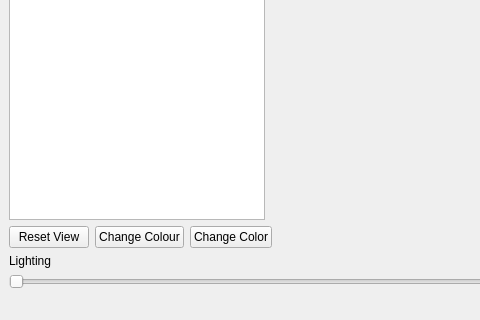
Old version of the form mainwindow.ui in the repository EdTaylor4238/G26Project; both pictures show x 0 to 480 and y 85 to 405 of the 625 by 405 pixel window.
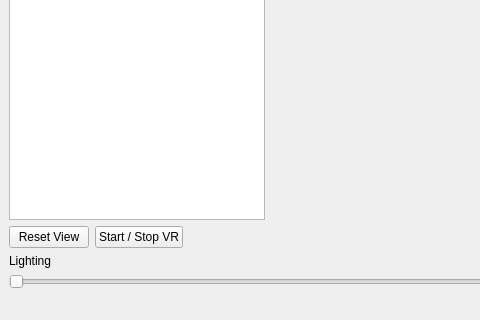
New version of the form. Icons and pictures are not drawn. Custom widgets are drawn as their Qt base class.

```diff
--- a/mainwindow.ui
+++ b/mainwindow.ui
@@ -57,14 +57,7 @@
         <item>
          <widget class="QPushButton" name="pushButton2">
           <property name="text">
-           <string>Change Colour</string>
-          </property>
-         </widget>
-        </item>
-        <item>
-         <widget class="QPushButton" name="changeColorButton">
-          <property name="text">
-           <string>Change Color</string>
+           <string>Start / Stop VR</string>
           </property>
          </widget>
         </item>
```
